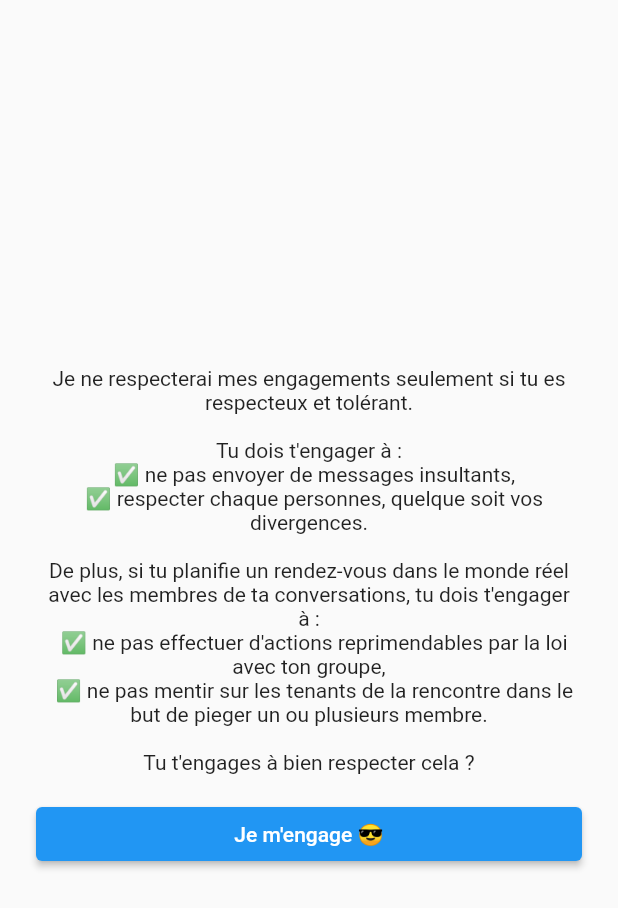
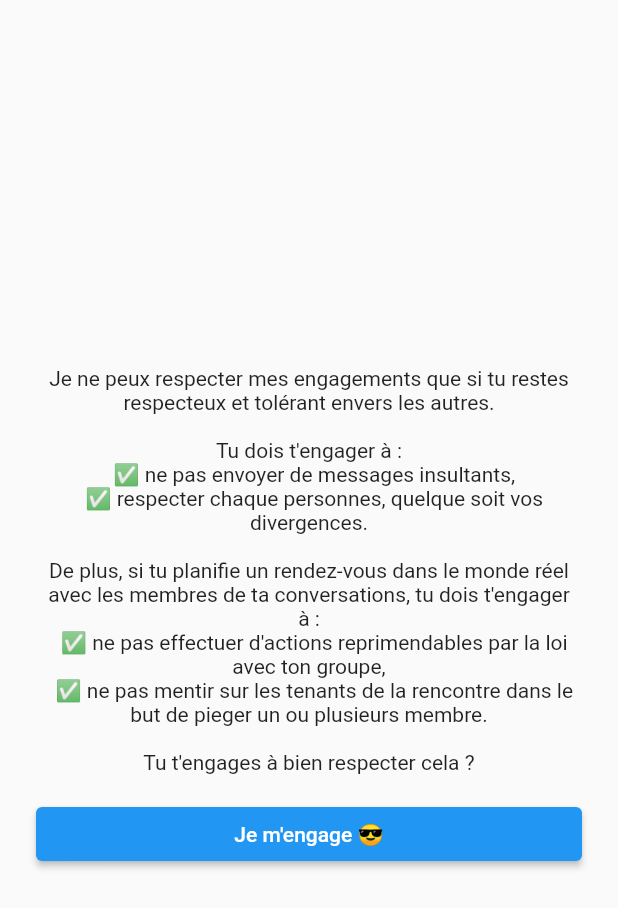
Before and after one commit to AdrKacz/super-duper-guacamole, a Flutter app: the EULASlide widget shown alone on an empty page, opened directly with empty values, on a phone screen of 412 x 824 dp. Shown: the top 908 px of the screen. Run offline on Flutter 3.47's test engine with Material 2 defaults, Android fonts, the light colour scheme and no system bars; our stand-ins replace firebase_core, firebase_messaging, flutter_chat_types, flutter_chat_ui, hive_flutter; accounts and stored records are empty.

Commit message:
Update text

```diff
--- a/awa-chat-flutter/awachat/lib/main.dart
+++ b/awa-chat-flutter/awachat/lib/main.dart
@@ -425,7 +425,7 @@ class EULASlide extends StatelessWidget {
       shrinkWrap: true,
       children: [
         const Text("""
-Je ne respecterai mes engagements seulement si tu es respecteux et tolérant.
+Je ne peux respecter mes engagements que si tu restes respecteux et tolérant envers les autres.
 
 Tu dois t'engager à :
   ✅ ne pas envoyer de messages insultants,
```
